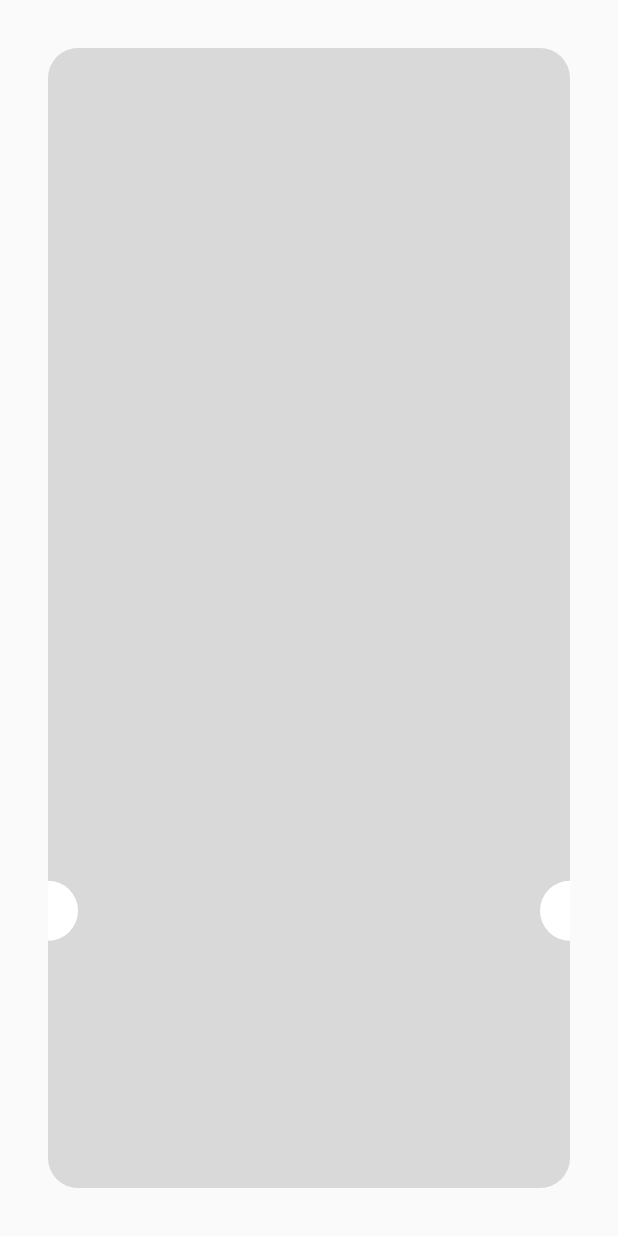
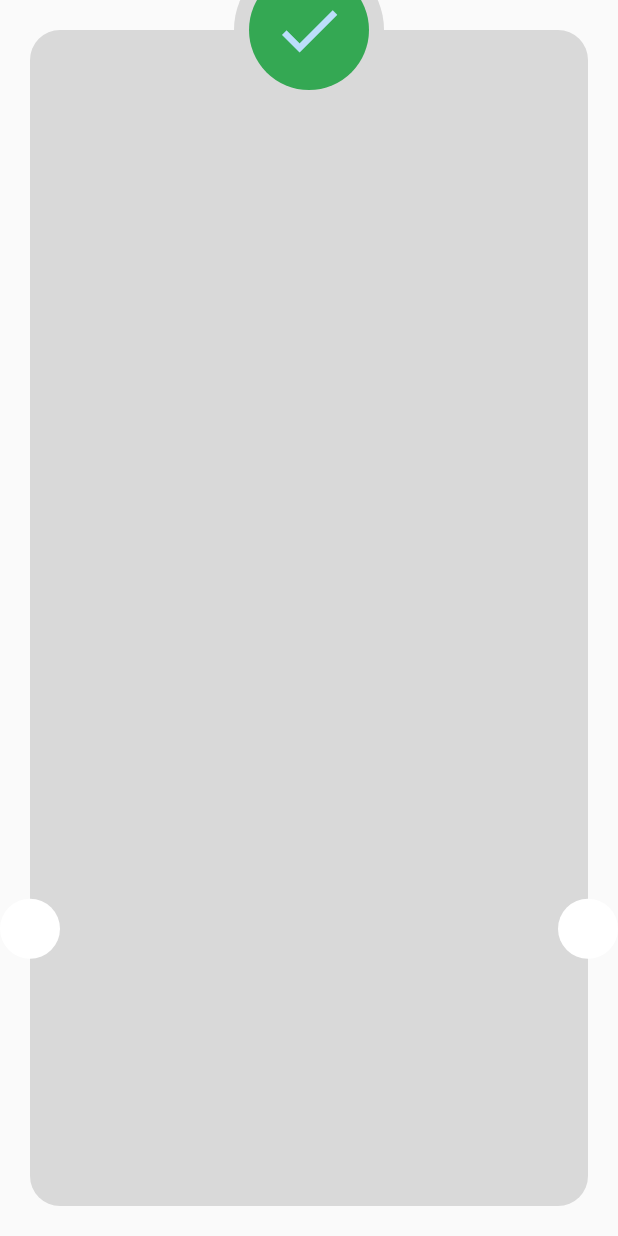
Before and after one commit to AhmedAlbay/payment_app, a Flutter app: the ThankYouView screen opened directly, on a phone screen of 412 x 824 dp. Run offline on Flutter 3.47's test engine with Material 2 defaults, Android fonts, the phone set to English and light mode, and no system bars; our stand-ins replace flutter_credit_card, flutter_svg.

Commit message:
make a circleavatar check

```diff
--- a/lib/features/checkout/presentation/views/widgets/thank_you_view_body.dart
+++ b/lib/features/checkout/presentation/views/widgets/thank_you_view_body.dart
@@ -6,8 +6,8 @@ class ThankYouViewBody extends StatelessWidget {
   @override
   Widget build(BuildContext context) {
     return Padding(
-      padding: const EdgeInsets.all(32),
-      child: Stack(children: [
+      padding: const EdgeInsets.all(20),
+      child: Stack(clipBehavior: Clip.none, children: [
         Container(
           decoration: ShapeDecoration(
             color: const Color(0xFFD9D9D9),
@@ -28,6 +28,23 @@ class ThankYouViewBody extends StatelessWidget {
             child: const CircleAvatar(
               backgroundColor: Colors.white,
             )),
+        const Positioned(
+          top: -50,
+          left: 0,
+          right: 0,
+          child: CircleAvatar(
+            radius: 50,
+            backgroundColor: Color(0xFFD9D9D9),
+            child: CircleAvatar(
+              radius: 40,
+              backgroundColor: Color(0xff34A853),
+              child: Icon(
+                Icons.check,
+                size: 50,
+              ),
+            ),
+          ),
+        )
       ]),
     );
   }
```
